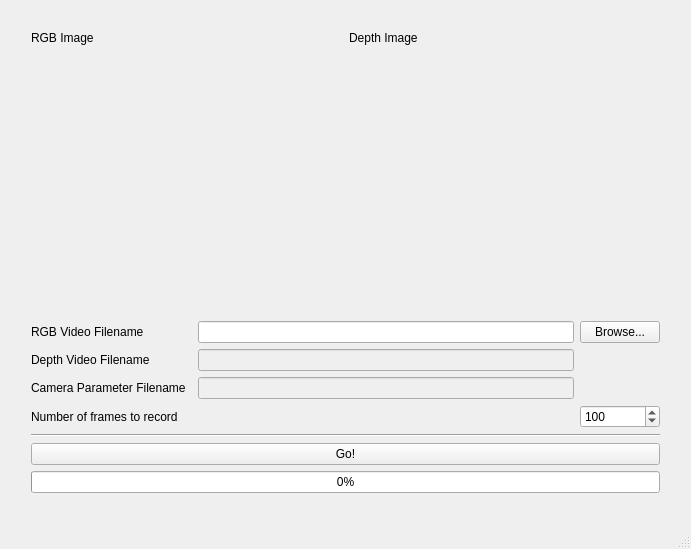
Above: depthvideorecorder.ui from andrewrch/DepthVideoRecorder before the change. Below: the same form after it.
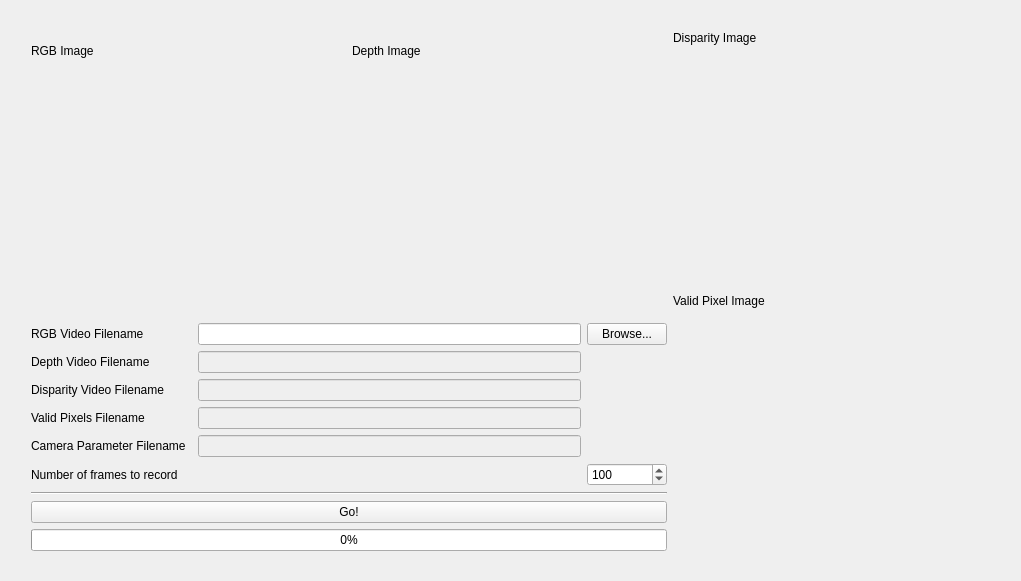
That is the form after the change. Custom widgets are drawn as their Qt base class.

The edit to the form file:
```diff
--- a/depthvideorecorder.ui
+++ b/depthvideorecorder.ui
@@ -6,8 +6,8 @@
    <rect>
     <x>0</x>
     <y>0</y>
-    <width>691</width>
-    <height>549</height>
+    <width>1021</width>
+    <height>581</height>
    </rect>
   </property>
   <property name="minimumSize">
@@ -31,10 +31,12 @@
      <rect>
       <x>20</x>
       <y>20</y>
-      <width>652</width>
-      <height>267</height>
+      <width>984</width>
+      <height>542</height>
      </rect>
     </property>
+    <layout class="QGridLayout" name="gridLayout_2">
+     <item row="0" column="0">
     <layout class="QHBoxLayout" name="horizontalLayout">
      <item>
       <layout class="QVBoxLayout" name="verticalLayout">
@@ -98,24 +100,76 @@
       </layout>
      </item>
     </layout>
-   </widget>
-   <widget class="QWidget" name="">
-    <property name="geometry">
-     <rect>
-      <x>20</x>
-      <y>310</y>
-      <width>651</width>
-      <height>201</height>
-     </rect>
-    </property>
+     </item>
+     <item row="0" column="1" rowspan="2">
+      <layout class="QVBoxLayout" name="verticalLayout_5">
+       <item>
+        <layout class="QVBoxLayout" name="verticalLayout_3">
+         <item>
+          <widget class="QLabel" name="label_9">
+           <property name="text">
+            <string>Disparity Image</string>
+           </property>
+          </widget>
+         </item>
+         <item>
+          <widget class="QCVMatWidget" name="disparityImageWidget" native="true">
+           <property name="minimumSize">
+            <size>
+             <width>320</width>
+             <height>240</height>
+            </size>
+           </property>
+          </widget>
+         </item>
+        </layout>
+       </item>
+       <item>
+        <layout class="QVBoxLayout" name="verticalLayout_4">
+         <item>
+          <widget class="QLabel" name="label_10">
+           <property name="text">
+            <string>Valid Pixel Image</string>
+           </property>
+          </widget>
+         </item>
+         <item>
+          <widget class="QCVMatWidget" name="validImageWidget" native="true">
+           <property name="minimumSize">
+            <size>
+             <width>320</width>
+             <height>240</height>
+            </size>
+           </property>
+          </widget>
+         </item>
+        </layout>
+       </item>
+      </layout>
+     </item>
+     <item row="1" column="0">
     <layout class="QGridLayout" name="gridLayout">
-     <item row="2" column="0">
+       <item row="2" column="2">
+        <widget class="QLineEdit" name="disparityFileName">
+         <property name="enabled">
+          <bool>false</bool>
+         </property>
+        </widget>
+       </item>
+       <item row="4" column="0">
       <widget class="QLabel" name="label_6">
        <property name="text">
         <string>Camera Parameter Filename</string>
        </property>
       </widget>
      </item>
+       <item row="0" column="3">
+        <widget class="QPushButton" name="browseButton">
+         <property name="text">
+          <string>Browse...</string>
+         </property>
+        </widget>
+       </item>
      <item row="0" column="2">
       <widget class="QLineEdit" name="rgbFileName"/>
      </item>
@@ -126,21 +180,35 @@
        </property>
       </widget>
      </item>
-     <item row="2" column="2">
+       <item row="4" column="2">
       <widget class="QLineEdit" name="paramsFileName">
        <property name="enabled">
         <bool>false</bool>
        </property>
       </widget>
      </item>
-     <item row="6" column="0" colspan="4">
+       <item row="8" column="0" colspan="4">
       <widget class="QPushButton" name="goButton">
        <property name="text">
         <string>Go!</string>
        </property>
       </widget>
      </item>
-     <item row="3" column="3">
+       <item row="2" column="0">
+        <widget class="QLabel" name="label_7">
+         <property name="text">
+          <string>Disparity Video Filename</string>
+         </property>
+        </widget>
+       </item>
+       <item row="6" column="0" colspan="4">
+        <widget class="Line" name="line">
+         <property name="orientation">
+          <enum>Qt::Horizontal</enum>
+         </property>
+        </widget>
+       </item>
+       <item row="5" column="3">
       <widget class="QSpinBox" name="frameCount">
        <property name="minimum">
         <number>1</number>
@@ -153,7 +221,7 @@
        </property>
       </widget>
      </item>
-     <item row="3" column="0">
+       <item row="5" column="0">
       <widget class="QLabel" name="label_5">
        <property name="text">
         <string>Number of frames to record</string>
@@ -167,14 +235,7 @@
        </property>
       </widget>
      </item>
-     <item row="1" column="2">
-      <widget class="QLineEdit" name="depthFileName">
-       <property name="enabled">
-        <bool>false</bool>
-       </property>
-      </widget>
-     </item>
-     <item row="7" column="0" colspan="4">
+       <item row="9" column="0" colspan="4">
       <widget class="QProgressBar" name="progressBar">
        <property name="enabled">
         <bool>true</bool>
@@ -184,24 +245,32 @@
        </property>
       </widget>
      </item>
-     <item row="4" column="0" colspan="4">
-      <widget class="Line" name="line">
-       <property name="orientation">
-        <enum>Qt::Horizontal</enum>
+       <item row="1" column="2">
+        <widget class="QLineEdit" name="depthFileName">
+         <property name="enabled">
+          <bool>false</bool>
        </property>
       </widget>
      </item>
-     <item row="0" column="3">
-      <widget class="QPushButton" name="browseButton">
+       <item row="3" column="2">
+        <widget class="QLineEdit" name="validFileName">
+         <property name="enabled">
+          <bool>false</bool>
+         </property>
+        </widget>
+       </item>
+       <item row="3" column="0">
+        <widget class="QLabel" name="label_8">
        <property name="text">
-        <string>Browse...</string>
+          <string>Valid Pixels Filename</string>
        </property>
       </widget>
      </item>
     </layout>
+     </item>
+    </layout>
    </widget>
   </widget>
-  <widget class="QStatusBar" name="statusBar"/>
  </widget>
  <layoutdefault spacing="6" margin="11"/>
  <customwidgets>
```
Lines whose indentation alone changed are shown as unchanged.
